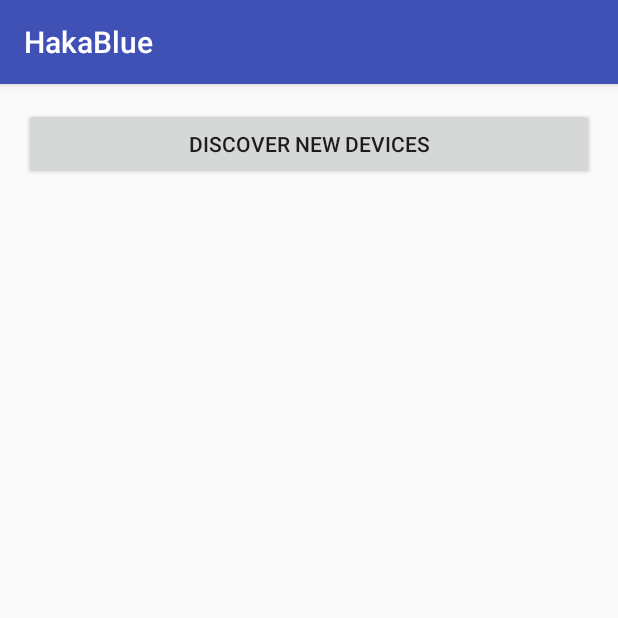
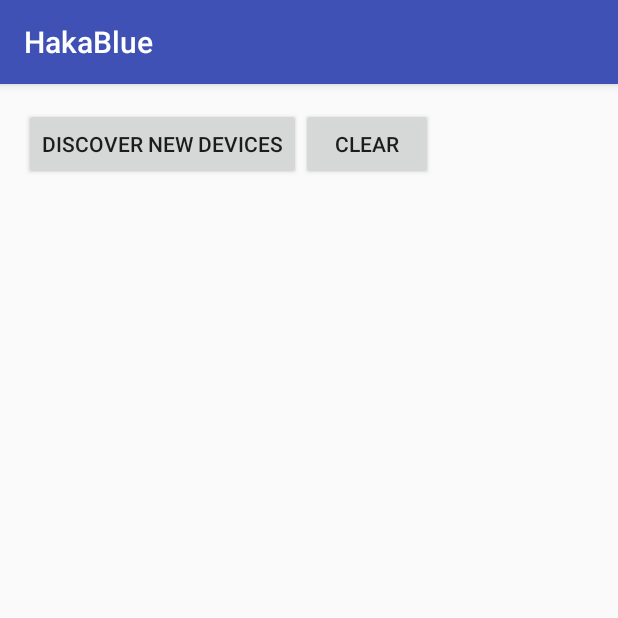
Before and after one commit to artvovc/Bluetooth-Hack, an Android app: the screen it shows after launch (MainActivity2), on a phone screen of 412 x 824 dp, the top half of it. Run offline under Robolectric (Android 15) with nearby library versions, the phone set to English and light mode, and no system bars.

Commit message:
got to br

```diff
--- a/Andorid/HakaBlue/app/src/main/java/com/example/msa/hakablue/MainActivity2.java
+++ b/Andorid/HakaBlue/app/src/main/java/com/example/msa/hakablue/MainActivity2.java
@@ -1,16 +1,14 @@
 package com.example.msa.hakablue;
 
 import android.bluetooth.BluetoothAdapter;
+import android.bluetooth.BluetoothClass;
 import android.bluetooth.BluetoothDevice;
-import android.bluetooth.BluetoothSocket;
 import android.content.BroadcastReceiver;
 import android.content.Context;
 import android.content.Intent;
 import android.content.IntentFilter;
-import android.os.Handler;
-import android.os.SystemClock;
+import android.os.Bundle;
 import android.support.v7.app.AppCompatActivity;
-import android.os.Bundle;
 import android.view.View;
 import android.widget.AdapterView;
 import android.widget.ArrayAdapter;
@@ -20,120 +18,44 @@ import android.widget.ListView;
 import android.widget.TextView;
 import android.widget.Toast;
 
-import java.io.IOException;
-import java.io.InputStream;
-import java.io.OutputStream;
-import java.io.UnsupportedEncodingException;
 import java.util.ArrayList;
 import java.util.List;
-import java.util.Set;
-import java.util.UUID;
 
 public class MainActivity2 extends AppCompatActivity {
 
-    // GUI Components
-//    private TextView mBluetoothStatus;
-//    private TextView mReadBuffer;
-//    private Button mScanBtn;
-//    private Button mOffBtn;
-//    private Button mListPairedDevicesBtn;
     private Button mDiscoverBtn;
+    private Button clear;
     private BluetoothAdapter mBTAdapter;
-    private Set<BluetoothDevice> mPairedDevices;
     private ArrayAdapter<String> mBTArrayAdapter;
+    private ArrayAdapter<String> mBTArrayAdapter2;
     private ListView mDevicesListView;
+    private ListView mDevicesListView2;
     private CheckBox mLED1;
-
-    private Handler mHandler; // Our main handler that will receive callback notifications
-//    private ConnectedThread mConnectedThread; // bluetooth background worker thread to send and receive data
-    private BluetoothSocket mBTSocket = null; // bi-directional client-to-client data path
-
-    private static final UUID BTMODULEUUID = UUID.fromString("00001101-0000-1000-8000-00805F9B34FB"); // "random" unique identifier
-
-
-    // #defines for identifying shared types between calling functions
-    private final static int REQUEST_ENABLE_BT = 1; // used to identify adding bluetooth names
-    private final static int MESSAGE_READ = 2; // used in bluetooth handler to identify message update
-    private final static int CONNECTING_STATUS = 3; // used in bluetooth handler to identify message status
-
+    private TextView textView;
 
     @Override
     protected void onCreate(Bundle savedInstanceState) {
         super.onCreate(savedInstanceState);
         setContentView(R.layout.ma2);
 
-//        mBluetoothStatus = (TextView) findViewById(R.id.bluetoothStatus);
-//        mReadBuffer = (TextView) findViewById(R.id.readBuffer);
-//        mScanBtn = (Button) findViewById(R.id.scan);
-//        mOffBtn = (Button) findViewById(R.id.off);
         mDiscoverBtn = (Button) findViewById(R.id.discover);
-//        mListPairedDevicesBtn = (Button) findViewById(R.id.PairedBtn);
-        mLED1 = (CheckBox) findViewById(R.id.checkboxLED1);
+        clear = (Button) findViewById(R.id.clear);
 
-        mBTArrayAdapter = new ArrayAdapter<String>(this, android.R.layout.simple_list_item_1);
+
+
+        mBTArrayAdapter = new ArrayAdapter<>(this, android.R.layout.simple_list_item_1);
+        mBTArrayAdapter2 = new ArrayAdapter<>(this, android.R.layout.simple_list_item_1);
         mBTAdapter = BluetoothAdapter.getDefaultAdapter(); // get a handle on the bluetooth radio
+
+        textView = (TextView) findViewById(R.id.power);
+
+        mDevicesListView2 = (ListView) findViewById(R.id.devicesListView2);
+        mDevicesListView2.setAdapter(mBTArrayAdapter2); // assign model to view
 
         mDevicesListView = (ListView) findViewById(R.id.devicesListView);
         mDevicesListView.setAdapter(mBTArrayAdapter); // assign model to view
         mDevicesListView.setOnItemClickListener(mDeviceClickListener);
 
-//
-//        mHandler = new Handler() {
-//            public void handleMessage(android.os.Message msg) {
-//                if (msg.what == MESSAGE_READ) {
-//                    String readMessage = null;
-//                    try {
-//                        readMessage = new String((byte[]) msg.obj, "UTF-8");
-//                    } catch (UnsupportedEncodingException e) {
-//                        e.printStackTrace();
-//                    }
-//                    mReadBuffer.setText(readMessage);
-//                }
-//
-//                if (msg.what == CONNECTING_STATUS) {
-//                    if (msg.arg1 == 1)
-//                        mBluetoothStatus.setText("Connected to Device: " + (String) (msg.obj));
-//                    else
-//                        mBluetoothStatus.setText("Connection Failed");
-//                }
-//            }
-//        };
-
-//        if (mBTArrayAdapter == null) {
-//            // Device does not support Bluetooth
-//            mBluetoothStatus.setText("Status: Bluetooth not found");
-//            Toast.makeText(getApplicationContext(), "Bluetooth device not found!", Toast.LENGTH_SHORT).show();
-//        } else {
-//
-//            mLED1.setOnClickListener(new View.OnClickListener() {
-//                @Override
-//                public void onClick(View v) {
-//                    if (mConnectedThread != null) //First check to make sure thread created
-//                        mConnectedThread.write("1");
-//                }
-//            });
-//
-//
-//            mScanBtn.setOnClickListener(new View.OnClickListener() {
-//                @Override
-//                public void onClick(View v) {
-//                    bluetoothOn(v);
-//                }
-//            });
-//
-//            mOffBtn.setOnClickListener(new View.OnClickListener() {
-//                @Override
-//                public void onClick(View v) {
-//                    bluetoothOff(v);
-//                }
-//            });
-//
-//            mListPairedDevicesBtn.setOnClickListener(new View.OnClickListener() {
-//                @Override
-//                public void onClick(View v) {
-//                    listPairedDevices(v);
-//                }
-//            });
 
         mDiscoverBtn.setOnClickListener(new View.OnClickListener() {
             @Override
@@ -141,42 +63,18 @@ public class MainActivity2 extends AppCompatActivity {
                 discover(v);
             }
         });
+
+        clear.setOnClickListener(new View.OnClickListener() {
+            @Override
+            public void onClick(View v) {
+                mBTArrayAdapter.clear();
+                mBTArrayAdapter2.clear();
+                mBTArrayAdapter.notifyDataSetChanged();
+                mBTArrayAdapter.notifyDataSetChanged();
+            }
+        });
     }
 
-//    }
-
-//    private void bluetoothOn(View view) {
-//        if (!mBTAdapter.isEnabled()) {
-//            Intent enableBtIntent = new Intent(BluetoothAdapter.ACTION_REQUEST_ENABLE);
-//            startActivityForResult(enableBtIntent, REQUEST_ENABLE_BT);
-//            mBluetoothStatus.setText("Bluetooth enabled");
-//            Toast.makeText(getApplicationContext(), "Bluetooth turned on", Toast.LENGTH_SHORT).show();
-//
-//        } else {
-//            Toast.makeText(getApplicationContext(), "Bluetooth is already on", Toast.LENGTH_SHORT).show();
-//        }
-//    }
-
-    // Enter here after user selects "yes" or "no" to enabling radio
-//    @Override
-//    protected void onActivityResult(int requestCode, int resultCode, Intent Data) {
-//        // Check which request we're responding to
-//        if (requestCode == REQUEST_ENABLE_BT) {
-//            // Make sure the request was successful
-//            if (resultCode == RESULT_OK) {
-//                // The user picked a contact.
-//                // The Intent's data Uri identifies which contact was selected.
-//                mBluetoothStatus.setText("Enabled");
-//            } else
-//                mBluetoothStatus.setText("Disabled");
-//        }
-//    }
-
-//    private void bluetoothOff(View view) {
-//        mBTAdapter.disable(); // turn off
-//        mBluetoothStatus.setText("Bluetooth disabled");
-//        Toast.makeText(getApplicationContext(), "Bluetooth turned Off", Toast.LENGTH_SHORT).show();
-//    }
 
     private void discover(View view) {
         // Check if the device is already discovering
@@ -195,12 +93,12 @@ public class MainActivity2 extends AppCompatActivity {
         }
     }
 
+    static int max = 0;
 
     final BroadcastReceiver blReceiver = new BroadcastReceiver() {
         @Override
         public void onReceive(Context context, Intent intent) {
 
-//            int powe = 0;
             int limit = 3;
 
             List<String> mac = new ArrayList<>();
@@ -208,9 +106,19 @@ public class MainActivity2 extends AppCompatActivity {
             String action = intent.getAction();
             if (BluetoothDevice.ACTION_FOUND.equals(action)) {
                 BluetoothDevice device = intent.getParcelableExtra(BluetoothDevice.EXTRA_DEVICE);
-                int rssi = intent.getShortExtra(BluetoothDevice.EXTRA_RSSI, Short.MIN_VALUE);
-//                if (powe < (rssi * -1)) {
-//                    powe = rssi;
+                int rssi = intent.getShortExtra(BluetoothDevice.EXTRA_RSSI, Short.MAX_VALUE);
+                int uuid = intent.getShortExtra(BluetoothDevice.EXTRA_UUID,Short.MAX_VALUE);
+
+
+
+
+                if (rssi < max) {
+                    max = rssi;
+                    textView.setText(device.getName() + "\n" + device.getAddress() + "powe : " + rssi + " maj" + device.getBluetoothClass().getMajorDeviceClass());
+                }
+
+
+                mBTArrayAdapter2.add(device.getName() + "\n" + device.getAddress() + "powe : " + rssi + "\n uid " + uuid + " maj" + device.getBluetoothClass().getMajorDeviceClass());
                 mBTArrayAdapter.clear();
                 if (limit < 0) {
                     if (mac.contains(device.getAddress())) {
@@ -222,145 +130,29 @@ public class MainActivity2 extends AppCompatActivity {
                     limit--;
                 }
                 mBTArrayAdapter.notifyDataSetChanged();
+                mBTArrayAdapter2.notifyDataSetChanged();
 //                }
             }
         }
     };
 
 
-//    private void listPairedDevices(View view) {
-//        mPairedDevices = mBTAdapter.getBondedDevices();
-//        if (mBTAdapter.isEnabled()) {
-//            // put it's one to the adapter
-//            for (BluetoothDevice device : mPairedDevices)
-//                mBTArrayAdapter.add(device.getName() + "\n" + device.getAddress());
+//    public String getMajor() {
+//        major = String.valueOf( (mScanRecord[25] & 0xff) * 0x100 + (mScanRecord[26] & 0xff));
+//        return major;
+//    }
 //
-//            Toast.makeText(getApplicationContext(), "Show Paired Devices", Toast.LENGTH_SHORT).show();
-//        } else
-//            Toast.makeText(getApplicationContext(), "Bluetooth not on", Toast.LENGTH_SHORT).show();
+//    public String getMinor() {
+//        minor =     String.valueOf( (mScanRecord[27] & 0xff) * 0x100 + (mScanRecord[28] & 0xff));
+//        return minor;
 //    }
-
 
     private AdapterView.OnItemClickListener mDeviceClickListener = new AdapterView.OnItemClickListener() {
         public void onItemClick(AdapterView<?> av, View v, int arg2, long arg3) {
 
             String info = ((TextView) v).getText().toString();
             Toast.makeText(getBaseContext(), "Bluetooth " + info, Toast.LENGTH_SHORT).show();
-//            if (!mBTAdapter.isEnabled()) {
-//                return;
-//            }
-//
-//            mBluetoothStatus.setText("Connecting...");
-//            // Get the device MAC address, which is the last 17 chars in the View
-//            final String address = info.substring(info.length() - 17);
-//            final String name = info.substring(0, info.length() - 17);
-//
-//            // Spawn a new thread to avoid blocking the GUI one
-//            new Thread() {
-//                public void run() {
-//                    boolean fail = false;
-//
-//                    BluetoothDevice device = mBTAdapter.getRemoteDevice(address);
-//
-//                    try {
-//                        mBTSocket = createBluetoothSocket(device);
-//                    } catch (IOException e) {
-//                        fail = true;
-//                        Toast.makeText(getBaseContext(), "Socket creation failed", Toast.LENGTH_SHORT).show();
-//                    }
-//                    // Establish the Bluetooth socket connection.
-//                    try {
-//                        mBTSocket.connect();
-//                    } catch (IOException e) {
-//                        try {
-//                            fail = true;
-//                            mBTSocket.close();
-//                            mHandler.obtainMessage(CONNECTING_STATUS, -1, -1)
-//                                    .sendToTarget();
-//                        } catch (IOException e2) {
-//                            //insert code to deal with this
-//                            Toast.makeText(getBaseContext(), "Socket creation failed", Toast.LENGTH_SHORT).show();
-//                        }
-//                    }
-//                    if (fail == false) {
-//                        mConnectedThread = new ConnectedThread(mBTSocket);
-//                        mConnectedThread.start();
-//
-//                        mHandler.obtainMessage(CONNECTING_STATUS, 1, -1, name)
-//                                .sendToTarget();
-//                    }
-//                }
-//            }.start();
         }
     };
 
-//    private BluetoothSocket createBluetoothSocket(BluetoothDevice device) throws IOException {
-//        return device.createRfcommSocketToServiceRecord(BTMODULEUUID);
-//        //creates secure outgoing connection with BT device using UUID
-//    }
-//
-//    private class ConnectedThread extends Thread {
-//        private final BluetoothSocket mmSocket;
-//        private final InputStream mmInStream;
-//        private final OutputStream mmOutStream;
-//
-//        public ConnectedThread(BluetoothSocket socket) {
-//            mmSocket = socket;
-//            InputStream tmpIn = null;
-//            OutputStream tmpOut = null;
-//
-//            // Get the input and output streams, using temp objects because
-//            // member streams are final
-//            try {
-//                tmpIn = socket.getInputStream();
-//                tmpOut = socket.getOutputStream();
-//            } catch (IOException e) {
-//            }
-//
-//            mmInStream = tmpIn;
-//            mmOutStream = tmpOut;
-//        }
-//
-//        public void run() {
-//            byte[] buffer = new byte[1024];  // buffer store for the stream
-//            int bytes; // bytes returned from read()
-//
-//            // Keep listening to the InputStream until an exception occurs
-//            while (true) {
-//                try {
-//                    // Read from the InputStream
-//                    bytes = mmInStream.read(buffer);
-//                    if (bytes != 0) {
-//                        SystemClock.sleep(100);
-//                        mmInStream.read(buffer);
-//                    }
-//                    // Send the obtained bytes to the UI activity
-//
-//                    mHandler.obtainMessage(MESSAGE_READ, bytes, -1, buffer)
-//                            .sendToTarget();
-//                } catch (IOException e) {
-//                    break;
-//                }
-//            }
-//        }
-//
-//        /* Call this from the main activity to send data to the remote device */
-//        public void write(String input) {
-//            byte[] bytes = input.getBytes();           //converts entered String into bytes
-//            try {
-//                mmOutStream.write(bytes);
-//            } catch (IOException e) {
-//            }
-//        }
-//
-//        /* Call this from the main activity to shutdown the connection */
-//        public void cancel() {
-//            try {
-//                mmSocket.close();
-//            } catch (IOException e) {
-//            }
-//        }
-//    }
-
-
 }
--- a/Andorid/HakaBlue/app/src/main/res/layout/ma2.xml
+++ b/Andorid/HakaBlue/app/src/main/res/layout/ma2.xml
@@ -14,15 +14,28 @@
         android:layout_width="match_parent"
         android:layout_height="match_parent">
 
+        <LinearLayout
+            android:layout_width="wrap_content"
+            android:layout_height="wrap_content">
+
 
         <Button
-            android:layout_width="match_parent"
+            android:layout_width="wrap_content"
             android:layout_height="wrap_content"
             android:text="Discover New Devices"
-            android:id="@+id/discover"
-            android:layout_below="@+id/off"
-            android:layout_toRightOf="@+id/checkboxLED1"
-            android:layout_toEndOf="@+id/checkboxLED1" />
+            android:id="@+id/discover" />
+        <Button
+            android:layout_width="wrap_content"
+            android:layout_height="wrap_content"
+            android:text="clear"
+            android:id="@+id/clear" />
+
+        </LinearLayout>
+
+        <TextView
+            android:layout_width="match_parent"
+            android:id="@+id/power"
+            android:layout_height="wrap_content" />
 
         <LinearLayout
             android:layout_width="match_parent"
```
Lines whose indentation alone changed are shown as unchanged.
